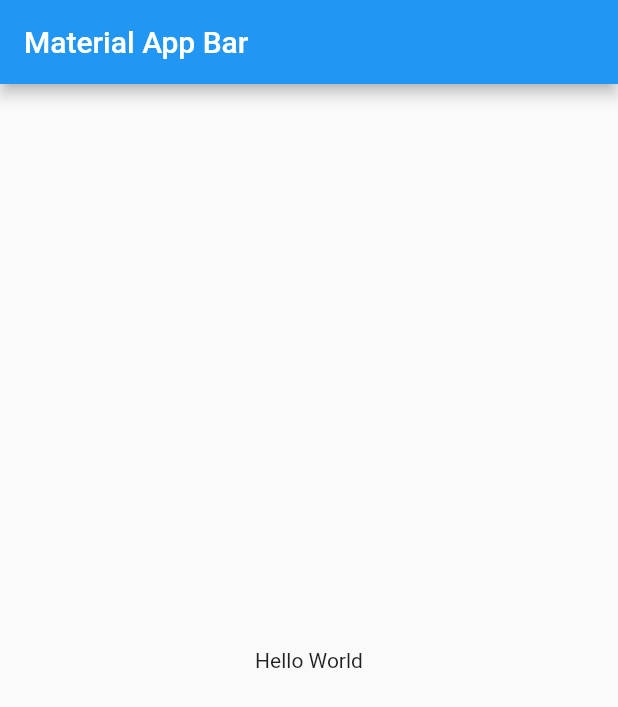
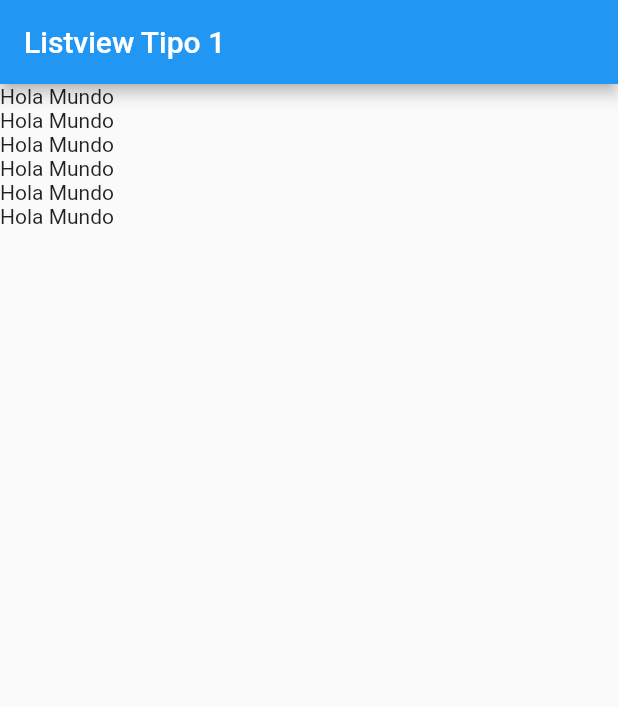
Before and after one commit to dicapisar/flutter-components, a Flutter app: the screen it shows after launch, on a phone screen of 412 x 824 dp. Shown: the top 707 px of the screen. Run offline on Flutter 3.47's test engine with Material 2 defaults, Android fonts, the phone set to English and light mode, and no system bars.

Commit message:
Implementación ListView Base

```diff
--- a/lib/main.dart
+++ b/lib/main.dart
@@ -1,4 +1,5 @@
 import 'package:flutter/material.dart';
+import 'package:flutter_components/screens/listview1_screen.dart';
 
 void main() => runApp(MyApp());
 
@@ -7,17 +8,9 @@ class MyApp extends StatelessWidget {
 
   @override
   Widget build(BuildContext context) {
-    return MaterialApp(
-      debugShowCheckedModeBanner: false,
-      title: 'Material App',
-      home: Scaffold(
-        appBar: AppBar(
-          title: const Text('Material App Bar'),
-        ),
-        body: const Center(
-          child: Text('Hello World'),
-        ),
-      ),
-    );
+    return const MaterialApp(
+        debugShowCheckedModeBanner: false,
+        title: 'Material App',
+        home: ListView1Screen());
   }
 }
--- /dev/null
+++ b/lib/screens/listview1_screen.dart
@@ -0,0 +1,24 @@
+import 'package:flutter/material.dart';
+
+class ListView1Screen extends StatelessWidget {
+  const ListView1Screen({Key? key}) : super(key: key);
+
+  @override
+  Widget build(BuildContext context) {
+    return Scaffold(
+      appBar: AppBar(
+        title: const Text('Listview Tipo 1'),
+      ),
+      body: ListView(
+        children:const [
+          Text('Hola Mundo'),
+          Text('Hola Mundo'),
+          Text('Hola Mundo'),
+          Text('Hola Mundo'),
+          Text('Hola Mundo'),
+          Text('Hola Mundo'),
+        ],
+      ),
+    );
+  }
+}
```
